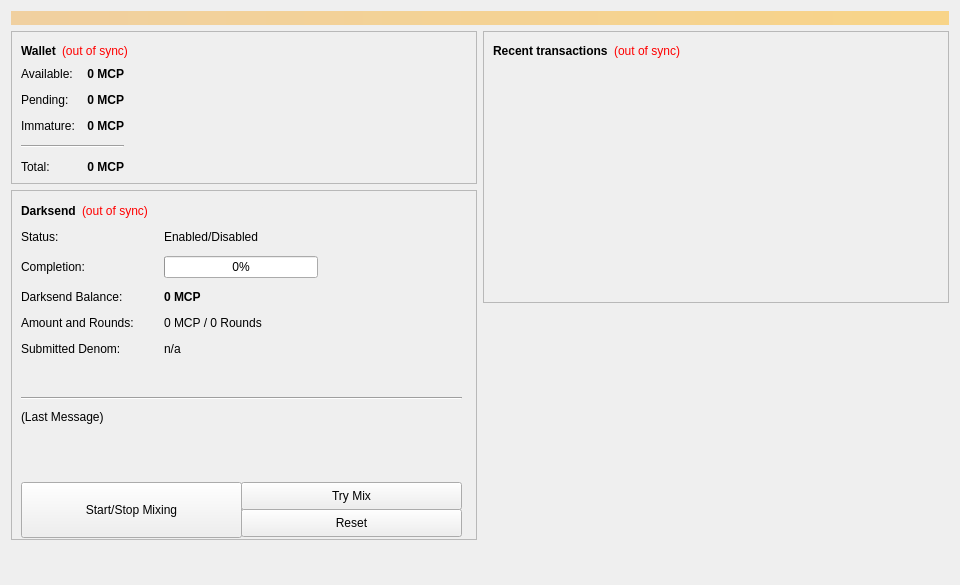
This is src/qt/forms/overviewpage.ui in basicincome/unpcoin-core as Qt 5 draws it before an edit. The edited form follows.
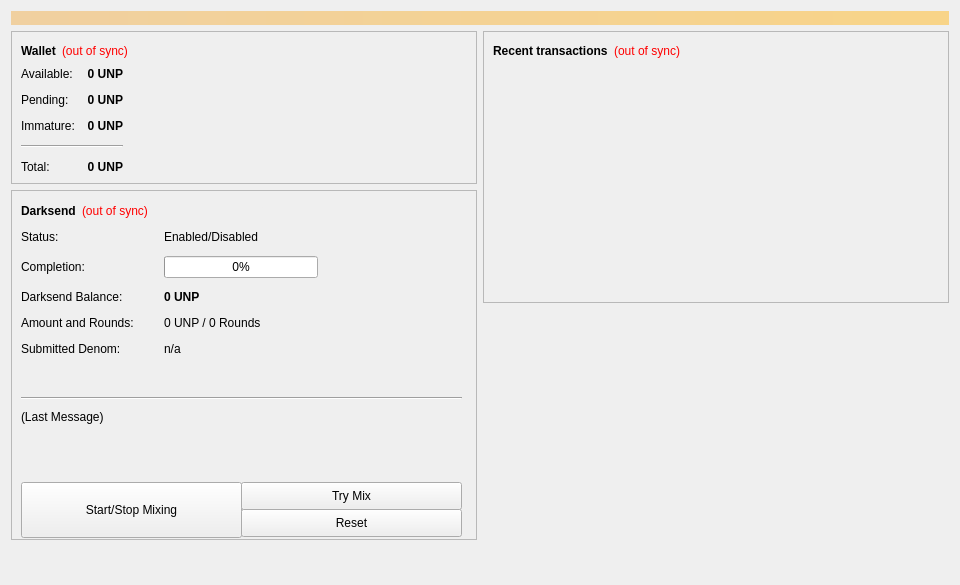
This is the edited form.

```diff
--- a/src/qt/forms/overviewpage.ui
+++ b/src/qt/forms/overviewpage.ui
@@ -130,7 +130,7 @@
                  <string>Your current spendable balance</string>
                 </property>
                 <property name="text">
-                 <string notr="true">0 MCP</string>
+                 <string notr="true">0 UNP</string>
                 </property>
                 <property name="alignment">
                  <set>Qt::AlignRight|Qt::AlignTrailing|Qt::AlignVCenter</set>
@@ -162,7 +162,7 @@
                  <string>Total of transactions that have yet to be confirmed, and do not yet count toward the spendable balance</string>
                 </property>
                 <property name="text">
-                 <string notr="true">0 MCP</string>
+                 <string notr="true">0 UNP</string>
                 </property>
                 <property name="alignment">
                  <set>Qt::AlignRight|Qt::AlignTrailing|Qt::AlignVCenter</set>
@@ -191,7 +191,7 @@
                  <string>Mined balance that has not yet matured</string>
                 </property>
                 <property name="text">
-                 <string notr="true">0 MCP</string>
+                 <string notr="true">0 UNP</string>
                 </property>
                 <property name="alignment">
                  <set>Qt::AlignRight|Qt::AlignTrailing|Qt::AlignVCenter</set>
@@ -223,7 +223,7 @@
                  <string>Your current total balance</string>
                 </property>
                 <property name="text">
-                 <string notr="true">0 MCP</string>
+                 <string notr="true">0 UNP</string>
                 </property>
                 <property name="alignment">
                  <set>Qt::AlignRight|Qt::AlignTrailing|Qt::AlignVCenter</set>
@@ -346,7 +346,7 @@
               </font>
              </property>
              <property name="text">
-              <string>0 MCP</string>
+              <string>0 UNP</string>
              </property>
             </widget>
            </item>
@@ -360,7 +360,7 @@
            <item row="3" column="1">
             <widget class="QLabel" name="labelAmountRounds">
              <property name="text">
-              <string>0 MCP / 0 Rounds</string>
+              <string>0 UNP / 0 Rounds</string>
              </property>
             </widget>
            </item>
```
